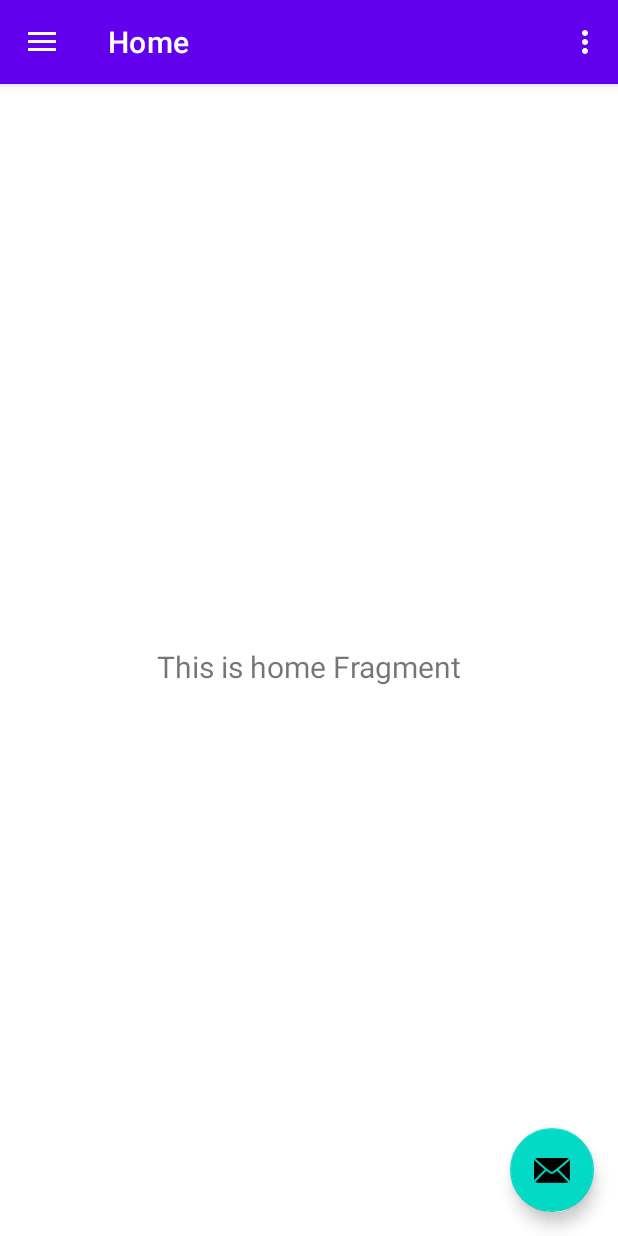
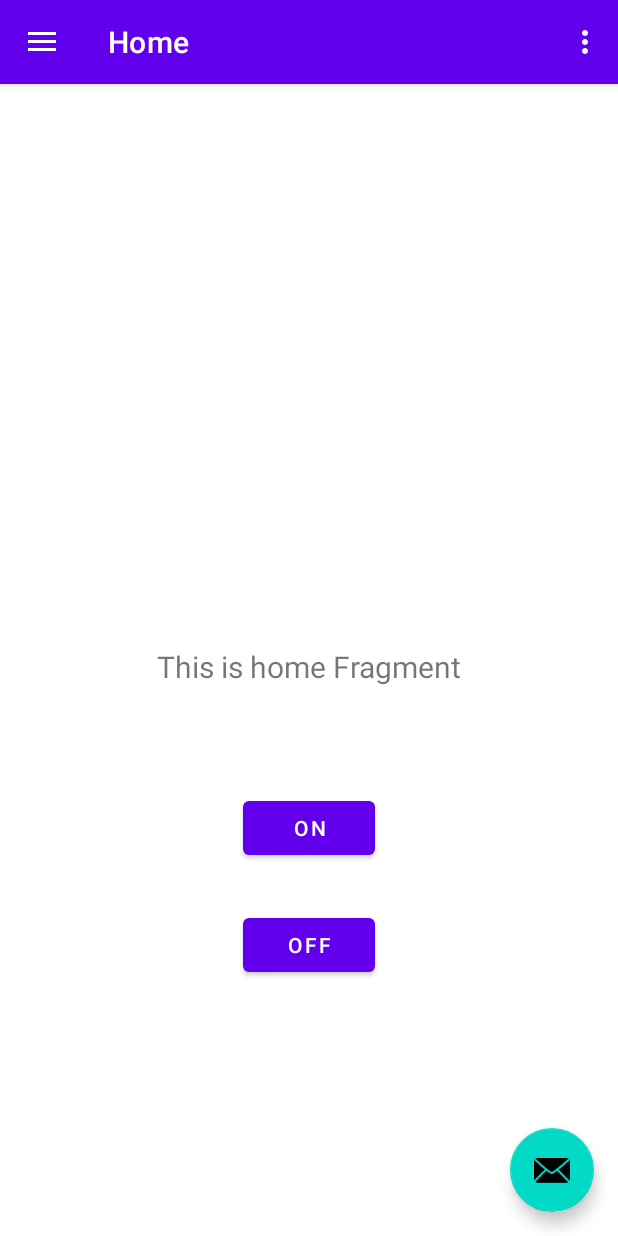
Before and after one commit to JiaChengLoh/SmartHome, an Android app: the screen it shows after launch (MainActivity), on a phone screen of 412 x 824 dp. Run offline under Robolectric (Android 15) with nearby library versions, the phone set to English and light mode, and no system bars; our stand-ins replace Firebase (no records; nobody signed in at launch, a user with empty details on screens opened directly), navigation-ui.

Commit message:
add_button

```diff
--- a/app/src/main/java/my/edu/tarc/smarthome/ui/home/HomeFragment.kt
+++ b/app/src/main/java/my/edu/tarc/smarthome/ui/home/HomeFragment.kt
@@ -4,21 +4,36 @@ import android.os.Bundle
 import android.view.LayoutInflater
 import android.view.View
 import android.view.ViewGroup
+import android.widget.Button
 import android.widget.TextView
 import androidx.fragment.app.Fragment
 import androidx.lifecycle.Observer
 import androidx.lifecycle.ViewModelProvider
+import com.google.firebase.database.FirebaseDatabase
 import my.edu.tarc.smarthome.R
+
 
 class HomeFragment : Fragment() {
 
     private lateinit var homeViewModel: HomeViewModel
 
+    var database = FirebaseDatabase.getInstance()
+
+    //Getting Database Reference
+    var databaseReference = database.reference
+
+    //Getting Reference to Root Node
+    var myRef = database.getReference("PI_04_CONTROL/buzzer")
+
     override fun onCreateView(
-            inflater: LayoutInflater,
-            container: ViewGroup?,
-            savedInstanceState: Bundle?
+        inflater: LayoutInflater,
+        container: ViewGroup?,
+        savedInstanceState: Bundle?
     ): View? {
+
+        //Setting Value
+        myRef.setValue("1")
+
         homeViewModel =
                 ViewModelProvider(this).get(HomeViewModel::class.java)
         val root = inflater.inflate(R.layout.fragment_home, container, false)
@@ -28,4 +43,6 @@ class HomeFragment : Fragment() {
         })
         return root
     }
+
+
 }
--- a/app/src/main/java/my/edu/tarc/smarthome/ui/home/HomeViewModel.kt
+++ b/app/src/main/java/my/edu/tarc/smarthome/ui/home/HomeViewModel.kt
@@ -1,5 +1,6 @@
 package my.edu.tarc.smarthome.ui.home
 
+import android.widget.Button
 import androidx.lifecycle.LiveData
 import androidx.lifecycle.MutableLiveData
 import androidx.lifecycle.ViewModel
@@ -10,4 +11,5 @@ class HomeViewModel : ViewModel() {
         value = "This is home Fragment"
     }
     val text: LiveData<String> = _text
+
 }
--- a/app/src/main/res/layout/fragment_home.xml
+++ b/app/src/main/res/layout/fragment_home.xml
@@ -19,4 +19,33 @@
         app:layout_constraintEnd_toEndOf="parent"
         app:layout_constraintStart_toStartOf="parent"
         app:layout_constraintTop_toTopOf="parent" />
+
+    <TextView
+        android:id="@+id/RetreiveValue"
+        android:layout_width="wrap_content"
+        android:layout_height="wrap_content"
+        android:layout_marginTop="95dp"
+        app:layout_constraintEnd_toEndOf="parent"
+        app:layout_constraintStart_toStartOf="parent"
+        app:layout_constraintTop_toTopOf="parent" />
+
+    <Button
+        android:id="@+id/btn_on"
+        android:layout_width="wrap_content"
+        android:layout_height="wrap_content"
+        android:layout_marginBottom="30dp"
+        android:text="On"
+        app:layout_constraintBottom_toTopOf="@+id/btn_off"
+        app:layout_constraintEnd_toEndOf="parent"
+        app:layout_constraintStart_toStartOf="parent" />
+
+    <Button
+        android:id="@+id/btn_off"
+        android:layout_width="wrap_content"
+        android:layout_height="wrap_content"
+        android:layout_marginBottom="170dp"
+        android:text="Off"
+        app:layout_constraintBottom_toBottomOf="parent"
+        app:layout_constraintEnd_toEndOf="parent"
+        app:layout_constraintStart_toStartOf="parent" />
 </androidx.constraintlayout.widget.ConstraintLayout>
```
